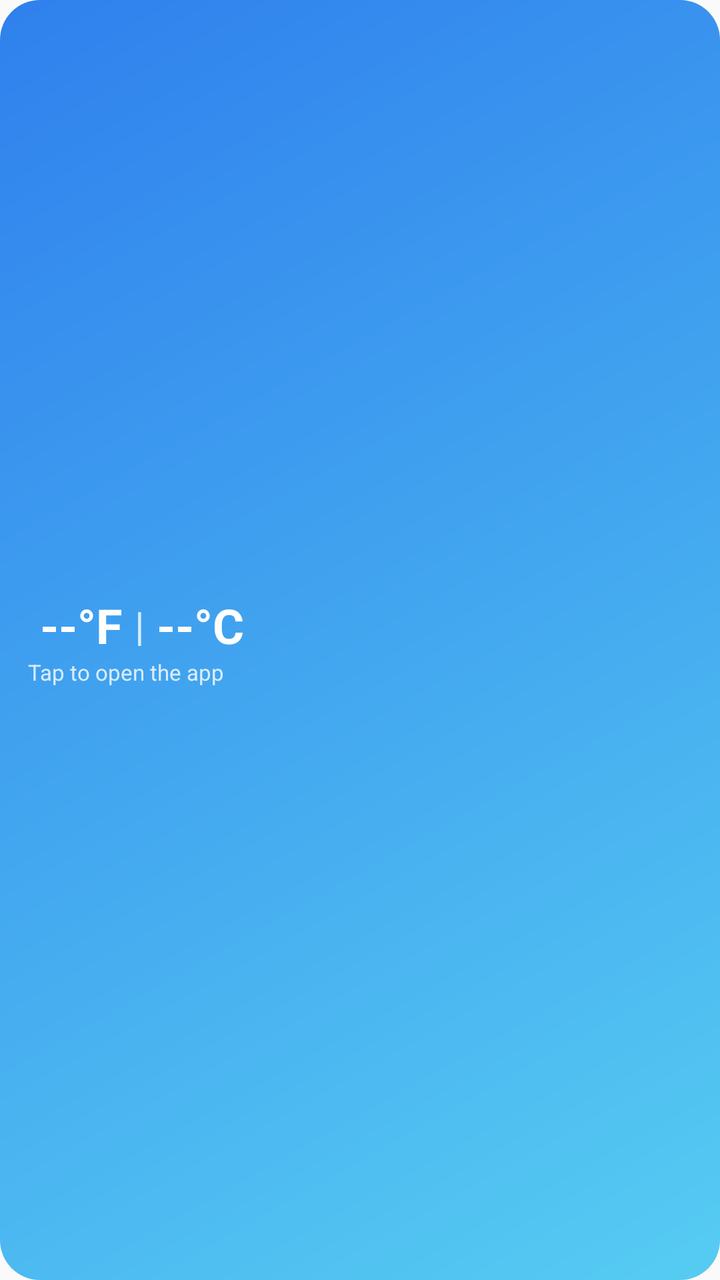
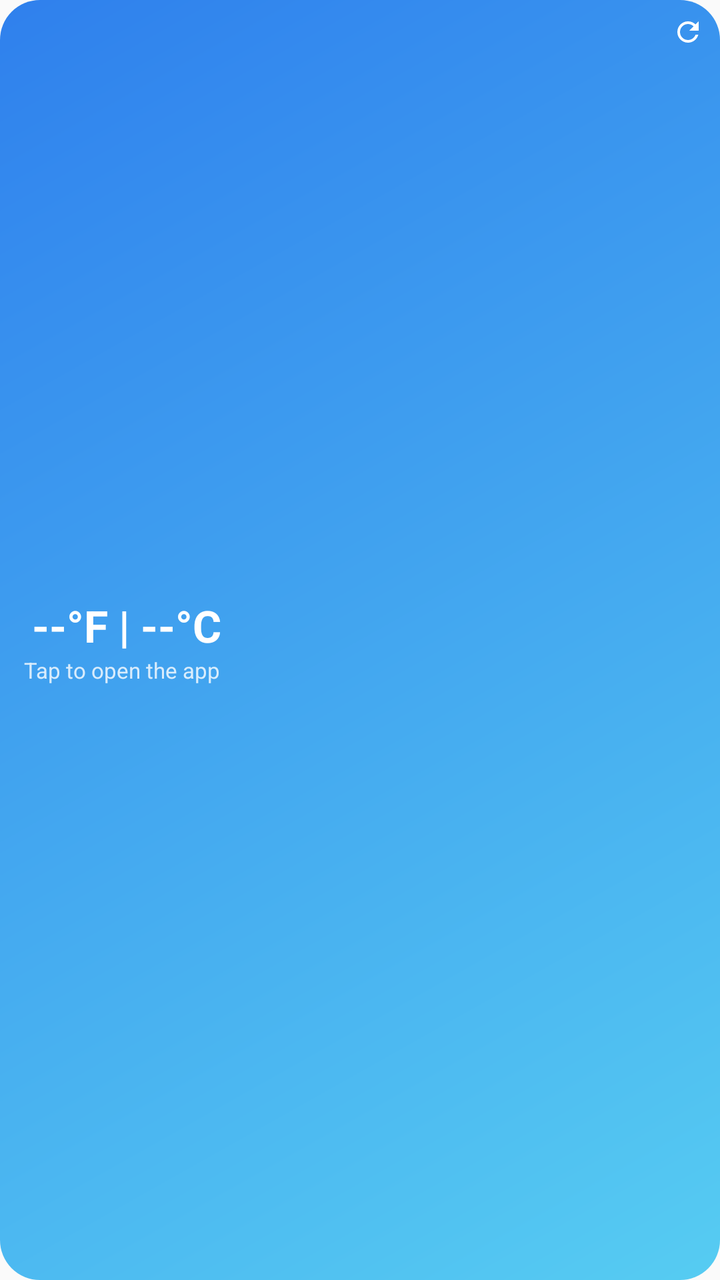

Before-and-after screenshots of an Android layout around one commit, followed by the original layout XML and the change that was made.
<!-- AndroidManifest.xml: application theme Theme.DualWeatherTemp -->
<!-- res/layout/widget_dual_temp.xml -->
<?xml version="1.0" encoding="utf-8"?>
<LinearLayout xmlns:android="http://schemas.android.com/apk/res/android"
    android:id="@+id/widget_root"
    android:layout_width="match_parent"
    android:layout_height="match_parent"
    android:background="@drawable/widget_bg_clear_day"
    android:gravity="center_vertical"
    android:orientation="vertical"
    android:paddingHorizontal="14dp"
    android:paddingVertical="8dp">

    <LinearLayout
        android:layout_width="wrap_content"
        android:layout_height="wrap_content"
        android:gravity="center_vertical"
        android:orientation="horizontal">

        <TextView
            android:id="@+id/widget_icon"
            android:layout_width="wrap_content"
            android:layout_height="wrap_content"
            android:paddingEnd="6dp"
            android:textSize="20sp" />

        <TextView
            android:id="@+id/widget_temp_f"
            android:layout_width="wrap_content"
            android:layout_height="wrap_content"
            android:text="@string/temp_placeholder_f"
            android:textColor="@color/widget_text"
            android:textSize="24sp"
            android:textStyle="bold" />

        <TextView
            android:layout_width="wrap_content"
            android:layout_height="wrap_content"
            android:paddingHorizontal="6dp"
            android:text="|"
            android:textColor="@color/widget_text_secondary"
            android:textSize="20sp" />

        <TextView
            android:id="@+id/widget_temp_c"
            android:layout_width="wrap_content"
            android:layout_height="wrap_content"
            android:text="@string/temp_placeholder_c"
            android:textColor="@color/widget_text"
            android:textSize="24sp"
            android:textStyle="bold" />
    </LinearLayout>

    <TextView
        android:id="@+id/widget_location"
        android:layout_width="wrap_content"
        android:layout_height="wrap_content"
        android:ellipsize="end"
        android:maxLines="1"
        android:text="@string/widget_open_app"
        android:textColor="@color/widget_text_secondary"
        android:textSize="11sp" />
</LinearLayout>
<!-- resources referenced by this layout -->
<resources>
  <color name="widget_text">#FFFFFFFF</color>
  <color name="widget_text_secondary">#CCFFFFFF</color>
  <!-- drawable widget_bg_clear_day (drawable) -->
  <?xml version="1.0" encoding="utf-8"?>
  <shape xmlns:android="http://schemas.android.com/apk/res/android"
      android:shape="rectangle">
      <gradient
          android:angle="315"
          android:startColor="#FF2F80ED"
          android:endColor="#FF56CCF2" />
      <corners android:radius="20dp" />
  </shape>
  <string name="temp_placeholder_c">--°C</string>
  <string name="temp_placeholder_f">--°F</string>
  <string name="widget_open_app">Tap to open the app</string>
  <style name="Theme.DualWeatherTemp" parent="android:Theme.Material.Light.NoActionBar" />
</resources>

<!-- the commit's change to res/layout/widget_dual_temp.xml (unified diff, before → after) -->
@@ -1,61 +1,68 @@
 <?xml version="1.0" encoding="utf-8"?>
-<LinearLayout xmlns:android="http://schemas.android.com/apk/res/android"
+<FrameLayout xmlns:android="http://schemas.android.com/apk/res/android"
     android:id="@+id/widget_root"
     android:layout_width="match_parent"
     android:layout_height="match_parent"
-    android:background="@drawable/widget_bg_clear_day"
-    android:gravity="center_vertical"
-    android:orientation="vertical"
-    android:paddingHorizontal="14dp"
-    android:paddingVertical="8dp">
+    android:background="@drawable/widget_bg_clear_day">
 
     <LinearLayout
-        android:layout_width="wrap_content"
-        android:layout_height="wrap_content"
+        android:layout_width="match_parent"
+        android:layout_height="match_parent"
         android:gravity="center_vertical"
-        android:orientation="horizontal">
+        android:orientation="vertical"
+        android:paddingVertical="6dp"
+        android:paddingStart="12dp"
+        android:paddingEnd="24dp">
+
+        <LinearLayout
+            android:layout_width="match_parent"
+            android:layout_height="wrap_content"
+            android:gravity="center_vertical"
+            android:orientation="horizontal">
+
+            <TextView
+                android:id="@+id/widget_icon"
+                android:layout_width="wrap_content"
+                android:layout_height="wrap_content"
+                android:paddingEnd="4dp"
+                android:textSize="18sp" />
+
+            
+            <TextView
+                android:id="@+id/widget_temps"
+                android:layout_width="0dp"
+                android:layout_height="30dp"
+                android:layout_weight="1"
+                android:autoSizeMaxTextSize="22sp"
+                android:autoSizeMinTextSize="12sp"
+                android:autoSizeStepGranularity="1sp"
+                android:autoSizeTextType="uniform"
+                android:gravity="center_vertical"
+                android:maxLines="1"
+                android:text="@string/temp_placeholder_both"
+                android:textColor="@color/widget_text"
+                android:textStyle="bold" />
+        </LinearLayout>
 
         <TextView
-            android:id="@+id/widget_icon"
+            android:id="@+id/widget_location"
             android:layout_width="wrap_content"
             android:layout_height="wrap_content"
-            android:paddingEnd="6dp"
-            android:textSize="20sp" />
+            android:ellipsize="end"
+            android:maxLines="1"
+            android:text="@string/widget_open_app"
+            android:textColor="@color/widget_text_secondary"
+            android:textSize="11sp" />
 
+        
         <TextView
-            android:id="@+id/widget_temp_f"
-            android:layout_width="wrap_content"
-            android:layout_height="wrap_content"
-            android:text="@string/temp_placeholder_f"
-            android:textColor="@color/widget_text"
-            android:textSize="24sp"
-            android:textStyle="bold" />
-
-        <TextView
-            android:layout_width="wrap_content"
-            android:layout_height="wrap_content"
-            android:paddingHorizontal="6dp"
-            android:text="|"
-            android:textColor="@color/widget_text_secondary"
-            android:textSize="20sp" />
-
-        <TextView
-            android:id="@+id/widget_temp_c"
-            android:layout_width="wrap_content"
-            android:layout_height="wrap_content"
-            android:text="@string/temp_placeholder_c"
-            android:textColor="@color/widget_text"
-            android:textSize="24sp"
-            android:textStyle="bold" />
+            android:id="@+id/widget_alert"
+            style="@style/WidgetAlert"
+            android:visibility="gone" />
     </LinearLayout>
 
-    <TextView
-        android:id="@+id/widget_location"
-        android:layout_width="wrap_content"
-        android:layout_height="wrap_content"
-        android:ellipsize="end"
-        android:maxLines="1"
-        android:text="@string/widget_open_app"
-        android:textColor="@color/widget_text_secondary"
-        android:textSize="11sp" />
-</LinearLayout>
+    <ImageView
+        android:id="@+id/widget_refresh"
+        android:contentDescription="@string/widget_refresh"
+        style="@style/WidgetRefresh" />
+</FrameLayout>
<!-- resource entries referenced after the edit -->
@@ -12,9 +12,46 @@
           android:endColor="#FF56CCF2" />
       <corners android:radius="20dp" />
   </shape>
-  <string name="temp_placeholder_c">--°C</string>
-  <string name="temp_placeholder_f">--°F</string>
+  <string name="temp_placeholder_both">--°F | --°C</string>
   <string name="widget_open_app">Tap to open the app</string>
+  <string name="widget_refresh">Refresh</string>
+  <style name="WidgetAlert">
+          <item name="android:layout_width">wrap_content</item>
+          <item name="android:layout_height">wrap_content</item>
+          <item name="android:background">@drawable/widget_alert_background</item>
+          <item name="android:ellipsize">end</item>
+          <item name="android:maxLines">1</item>
+          <item name="android:paddingHorizontal">8dp</item>
+          <item name="android:paddingVertical">2dp</item>
+          <item name="android:textColor">@color/widget_text</item>
+          <item name="android:textSize">11sp</item>
+          <item name="android:textStyle">bold</item>
+      </style>
+  <style name="WidgetRefresh">
+          <item name="android:layout_width">32dp</item>
+          <item name="android:layout_height">32dp</item>
+          <item name="android:layout_gravity">top|end</item>
+          <item name="android:padding">8dp</item>
+          <item name="android:src">@drawable/ic_refresh</item>
+      </style>
   <style name="Theme.DualWeatherTemp" parent="android:Theme.Material.Light.NoActionBar" />
+  <!-- drawable widget_alert_background (drawable) -->
+  <?xml version="1.0" encoding="utf-8"?>
+  <shape xmlns:android="http://schemas.android.com/apk/res/android"
+      android:shape="rectangle">
+      <solid android:color="#E6C62828" />
+      <corners android:radius="8dp" />
+  </shape>
+  <!-- drawable ic_refresh (drawable) -->
+  <?xml version="1.0" encoding="utf-8"?>
+  <vector xmlns:android="http://schemas.android.com/apk/res/android"
+      android:width="24dp"
+      android:height="24dp"
+      android:viewportWidth="24"
+      android:viewportHeight="24">
+      <path
+          android:fillColor="#FFFFFFFF"
+          android:pathData="M17.65,6.35C16.2,4.9 14.21,4 12,4c-4.42,0 -7.99,3.58 -7.99,8s3.57,8 7.99,8c3.73,0 6.84,-2.55 7.73,-6h-2.08c-0.82,2.33 -3.04,4 -5.65,4 -3.31,0 -6,-2.69 -6,-6s2.69,-6 6,-6c1.66,0 3.14,0.69 4.22,1.78L13,11h7V4l-2.35,2.35z" />
+  </vector>
 </resources>
 
